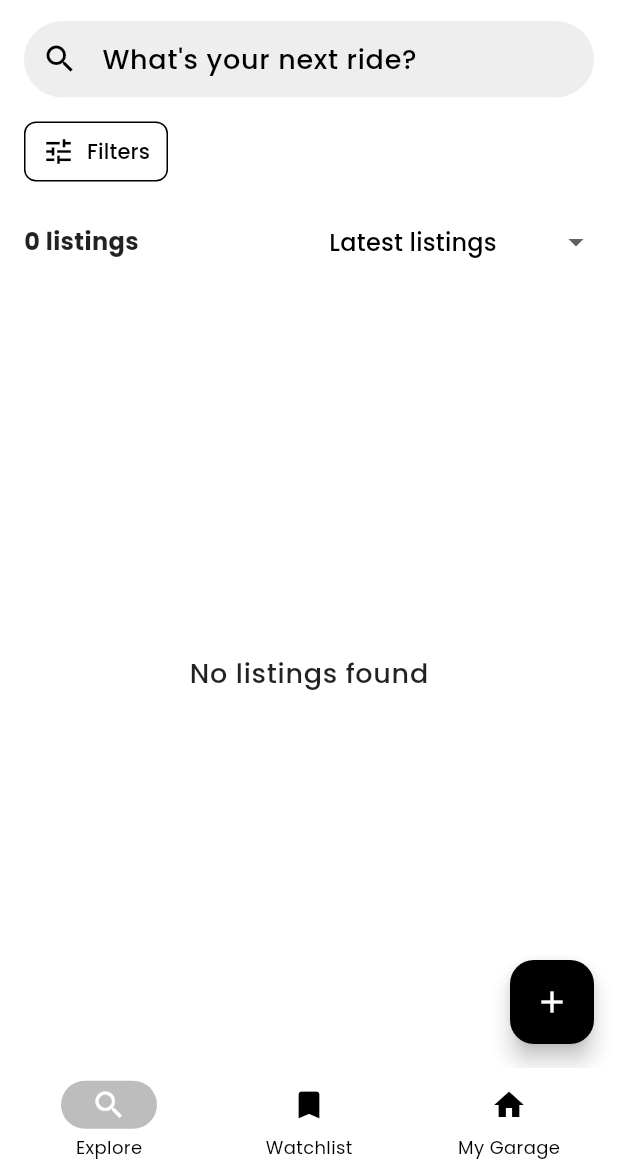
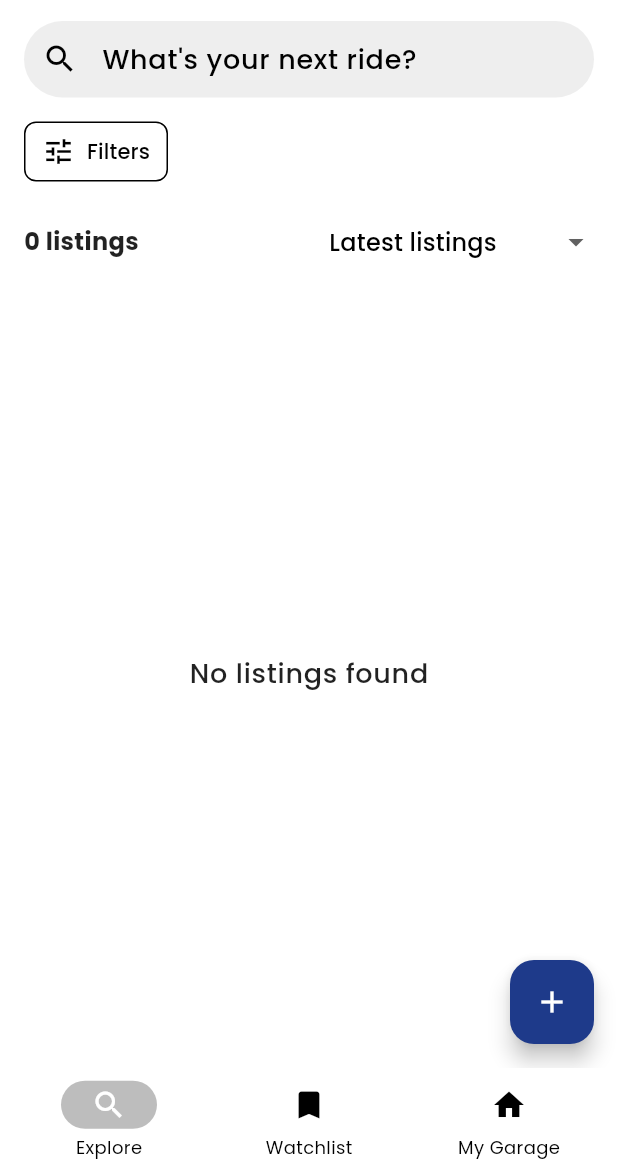
Before and after one commit to joengelena/aurae-beauty-app, a Flutter app: the screen it shows after launch, on a phone screen of 412 x 824 dp, the part 63-1236 px from its top. Run offline on Flutter 3.47's test engine with Material 3 defaults, Android fonts, the phone set to English and light mode, and no system bars; our stand-ins replace flutter_secure_storage, go_router, image_picker, smooth_page_indicator; missing offline and left inert: dart:js_interop, fetch_client; accounts and stored records are empty; network calls fail.

Commit message:
Update the floating action buttons in the app to use the secondary color

```diff
--- a/lib/presentation/pages/garage_page.dart
+++ b/lib/presentation/pages/garage_page.dart
@@ -37,6 +37,7 @@ class _GaragePageState extends State<GaragePage> {
           bottom: 16,
           child: FloatingActionButton(
             onPressed: _handleAddVehicle,
+            backgroundColor: Theme.of(context).colorScheme.secondary,
             child: const Icon(Icons.add),
           ),
         ),
--- a/lib/presentation/pages/listings_page.dart
+++ b/lib/presentation/pages/listings_page.dart
@@ -18,6 +18,7 @@ class ListingsPage extends StatelessWidget {
           bottom: 16,
           child: FloatingActionButton(
             onPressed: () => context.go('/listings/post'),
+            backgroundColor: Theme.of(context).colorScheme.secondary,
             child: Icon(Icons.add),
           ),
         ),
```
